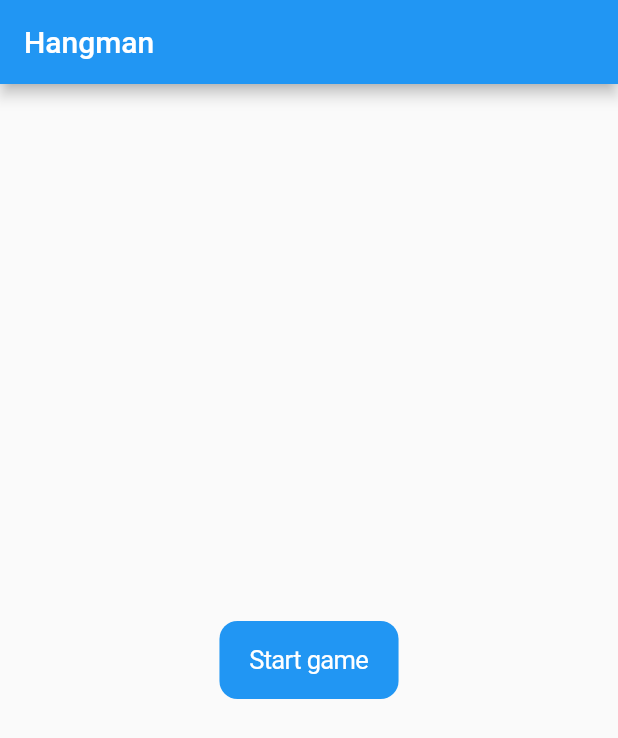
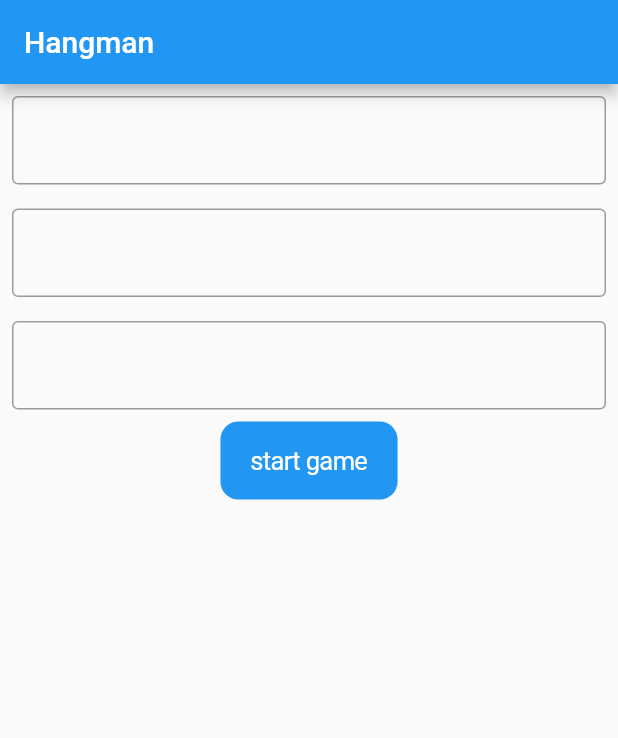
Before and after one commit to Vcsaba5/hangman2, a Flutter app: the screen it shows after launch, on a phone screen of 412 x 824 dp. Shown: the top 738 px of the screen. Run offline on Flutter 3.47's test engine with Material 2 defaults, Android fonts, the phone set to English and light mode, and no system bars; our stand-ins replace confetti, get.

Commit message:
kép lementve cache memóriába és input mező a kezdőlapon

```diff
--- a/lib/views/home_view.dart
+++ b/lib/views/home_view.dart
@@ -8,15 +8,27 @@ class HomeView extends StatelessWidget {
   Widget build(BuildContext context) {
     return Scaffold(
       appBar: AppBar(title: Text("Hangman")),
-      body: Center(
-          child: CupertinoButton.filled(
-        child: Text("Start game"),
-        onPressed: () {
-          Get.to( GameView(),
-            transition: Transition.cupertino,
-          );
-        },
-      )),
+      body: Column(children: [
+        Padding(
+          padding: const EdgeInsets.all(8.0),
+          child: TextField(
+              decoration: InputDecoration(border: OutlineInputBorder())),
+        ),
+        Padding(
+          padding: const EdgeInsets.all(8.0),
+          child: TextField(
+              decoration: InputDecoration(border: OutlineInputBorder())),
+        ),
+        Padding(
+          padding: const EdgeInsets.all(8.0),
+          child: TextField(
+              decoration: InputDecoration(border: OutlineInputBorder())),
+        ),
+        CupertinoButton.filled(child: Text("start game"), onPressed: () {
+          Get.to(GameView(), transition: Transition.cupertino);
+        },)
+
+      ]),
     );
   }
 }
--- a/pubspec.yaml
+++ b/pubspec.yaml
@@ -10,6 +10,7 @@ dependencies:
   flutter:
     sdk: flutter
   get: ^4.6.5
+  confetti: ^0.7.0
 
 dev_dependencies:
   flutter_test:
```
Also changed, not shown: lib/controllers/end_view_controller.dart (added, +14 -0 lines), lib/controllers/game_view_controller.dart (+25 -2 lines), lib/views/end_view.dart (+28 -4 lines), lib/views/game_view.dart (+18 -37 lines), lib/views/widgets/letter_button.dart (added, +24 -0 lines), lib/views/widgets/letter_holder.dart (added, +30 -0 lines), images/win.png (added), lib/controllers/home_view_controller.dart (added), pubspec.lock.
